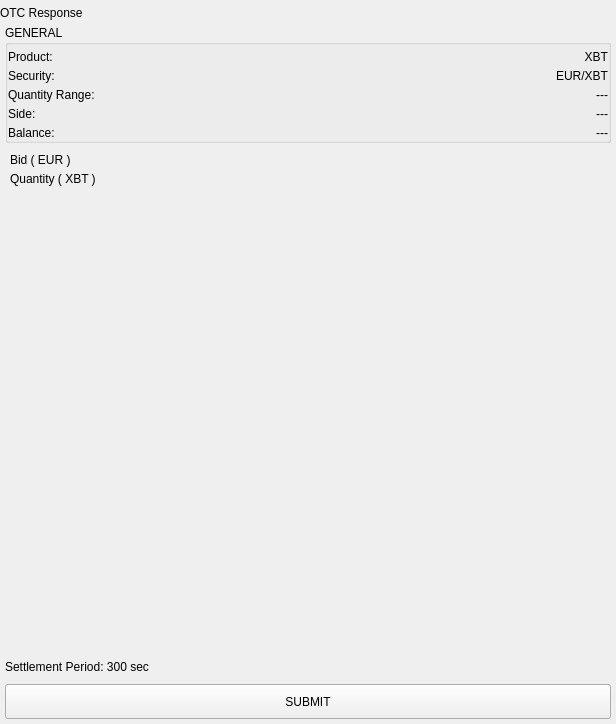
Qt form BlockSettleUILib/CreateOTCResponseWidget.ui (BlockSettle/terminal) before a commit.
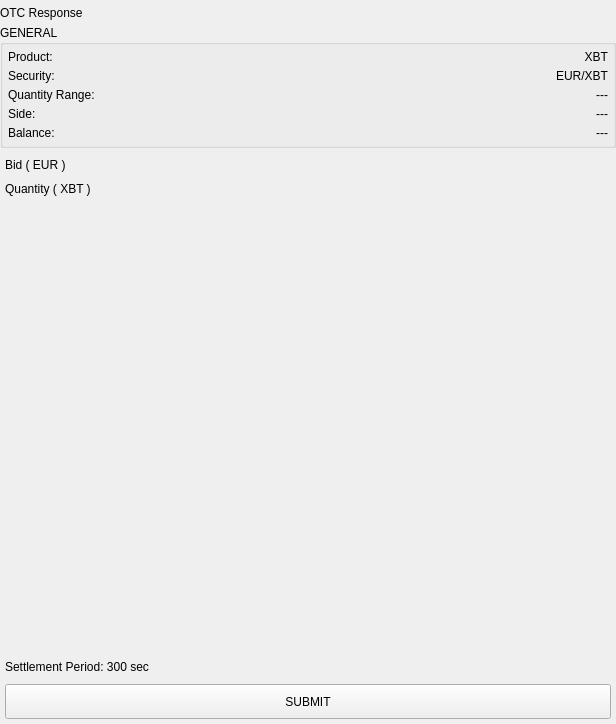
The same form after that commit. Custom widgets are drawn as their Qt base class.

What changed in the file:
```diff
--- a/BlockSettleUILib/CreateOTCResponseWidget.ui
+++ b/BlockSettleUILib/CreateOTCResponseWidget.ui
@@ -79,13 +79,13 @@
        <number>5</number>
       </property>
       <property name="leftMargin">
-       <number>5</number>
+       <number>0</number>
       </property>
       <property name="topMargin">
        <number>0</number>
       </property>
       <property name="rightMargin">
-       <number>5</number>
+       <number>0</number>
       </property>
       <property name="bottomMargin">
        <number>0</number>
@@ -100,16 +100,16 @@
           <number>5</number>
          </property>
          <property name="leftMargin">
-          <number>0</number>
+          <number>5</number>
          </property>
          <property name="topMargin">
           <number>5</number>
          </property>
          <property name="rightMargin">
-          <number>0</number>
+          <number>5</number>
          </property>
          <property name="bottomMargin">
-          <number>0</number>
+          <number>5</number>
          </property>
          <item>
           <widget class="QWidget" name="widgetProduct" native="true">
@@ -332,16 +332,16 @@
           <number>5</number>
          </property>
          <property name="rightMargin">
-          <number>0</number>
+          <number>5</number>
          </property>
          <property name="bottomMargin">
-          <number>0</number>
+          <number>5</number>
          </property>
          <item>
           <widget class="QWidget" name="widgetPriceRangeContainer" native="true">
            <layout class="QVBoxLayout" name="verticalLayout_3">
             <property name="spacing">
-             <number>0</number>
+             <number>5</number>
             </property>
             <property name="leftMargin">
              <number>0</number>
@@ -372,7 +372,7 @@
           <widget class="QWidget" name="widgetAmountRangeContainer" native="true">
            <layout class="QVBoxLayout" name="verticalLayout_4">
             <property name="spacing">
-             <number>0</number>
+             <number>5</number>
             </property>
             <property name="leftMargin">
              <number>0</number>
```
